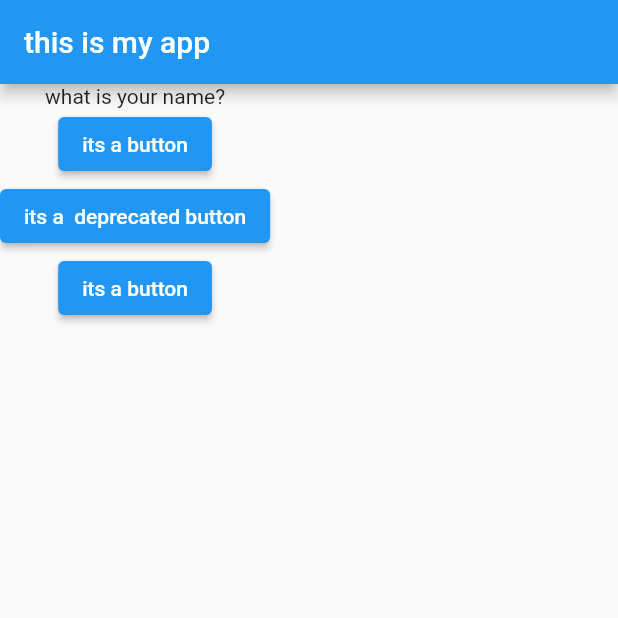
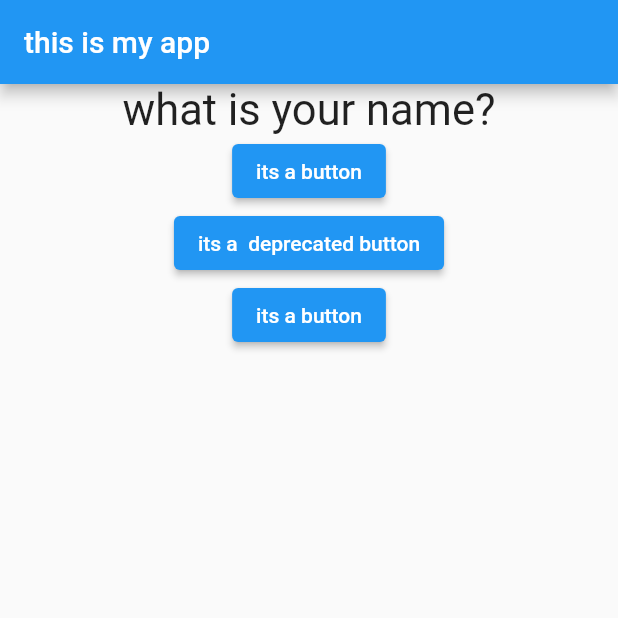
Before and after one commit to barbodnavabi/flutter-and-dart-start, a Flutter app: the screen it shows after launch, on a phone screen of 412 x 824 dp, the top half of it. Run offline on Flutter 3.47's test engine with Material 2 defaults, Android fonts, the phone set to English and light mode, and no system bars.

Commit message:
using style for questions

```diff
--- a/first_app/lib/main.dart
+++ b/first_app/lib/main.dart
@@ -1,5 +1,5 @@
 import 'package:flutter/material.dart';
-
+import './question.dart';
 void main() {
   runApp(MyApp());
 }
@@ -30,7 +30,7 @@ class MyAppState extends State<MyApp> {
         ),
         body: Column(
           children: [
-            Text(questions[questionIndex]),
+            Question(questions[questionIndex]),
             ElevatedButton(
               onPressed: anwserQustion,
               child: Text('its a button'),
--- /dev/null
+++ b/first_app/lib/question.dart
@@ -0,0 +1,18 @@
+import 'package:flutter/material.dart';
+import './main.dart';
+
+class Question extends StatelessWidget {
+  final String questionText;
+  Question(this.questionText) {}
+  @override
+  Widget build(BuildContext context) {
+    return Container(
+      width: double.infinity,
+      child: Text(
+        questionText,
+        style: TextStyle(fontSize: 29),
+        textAlign: TextAlign.center,
+      ),
+    );
+  }
+}
```
